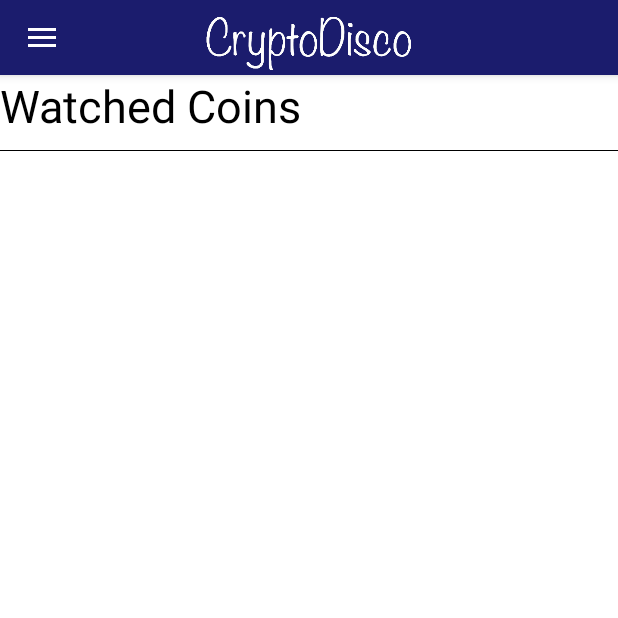
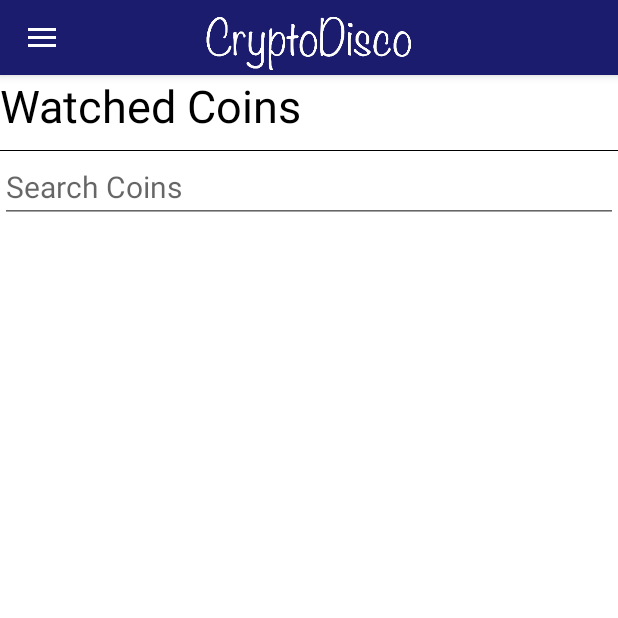
Before and after one commit to elvinup/DiscoAndroid, an Android app: the HomeActivity screen opened directly, with no data from a screen before it, after a tap on "Watched Coins", on a phone screen of 412 x 824 dp, the top half of it. Run offline under Robolectric (Android 15) with nearby library versions, the phone set to English and light mode, and no system bars; our stand-ins replace ButterKnife, RxJava; 2 statements that could not run were skipped; 1 other tap on this screen came first.

Commit message:
Wow i did so much

```diff
--- a/app/src/main/java/com/purdue/a407/cryptodisco/Activities/ChatActivity.java
+++ b/app/src/main/java/com/purdue/a407/cryptodisco/Activities/ChatActivity.java
@@ -56,8 +56,6 @@ public class ChatActivity extends AppCompatActivity {
         ((App) getApplication()).getNetComponent().inject(this);
         ButterKnife.bind(this);
         progressDialog = LoadingDialog.create();
-
-
 
         viewModel.getChatroomsList().observe(this, listResponse -> {
             if(listResponse.isLoading()) {
--- a/app/src/main/java/com/purdue/a407/cryptodisco/Activities/HomeActivity.java
+++ b/app/src/main/java/com/purdue/a407/cryptodisco/Activities/HomeActivity.java
@@ -22,6 +22,7 @@ import com.purdue.a407.cryptodisco.Fragments.MyExchangeFragment;
 import com.purdue.a407.cryptodisco.Fragments.SettingsFragment;
 import com.purdue.a407.cryptodisco.Fragments.WatchlistFragment;
 import com.purdue.a407.cryptodisco.R;
+import com.purdue.a407.cryptodisco.ViewModels.CoinViewModel;
 import com.purdue.a407.cryptodisco.ViewModels.ExchangesViewModel;
 import javax.inject.Inject;
 import butterknife.BindView;
@@ -37,6 +38,9 @@ public class HomeActivity extends AppCompatActivity
 
     @Inject
     ExchangesViewModel viewModel;
+
+    @Inject
+    CoinViewModel coinsvm;
 
     @Inject
     SharedPreferences sharedPreferences;
@@ -67,7 +71,10 @@ public class HomeActivity extends AppCompatActivity
         toggle.syncState();
         navigationView.setNavigationItemSelectedListener(this);
         viewModel.getExchangesList().observe(this, listCDResource -> {
-
+            //viewModel.getExchangesList().removeObservers(this);
+        });
+        coinsvm.getCoins().observe(this, listCDResource -> {
+            //coinsvm.getCoins().removeObservers(this);
         });
 
 
--- a/app/src/main/java/com/purdue/a407/cryptodisco/Api/CDApi.java
+++ b/app/src/main/java/com/purdue/a407/cryptodisco/Api/CDApi.java
@@ -1,5 +1,6 @@
 package com.purdue.a407.cryptodisco.Api;
 
+import com.purdue.a407.cryptodisco.Data.Entities.CoinEntity;
 import com.purdue.a407.cryptodisco.Data.Entities.CoinPairingEntity;
 import com.purdue.a407.cryptodisco.Data.Entities.ChatMessageEntity;
 import com.purdue.a407.cryptodisco.Data.Entities.ChatRoomEntity;
@@ -28,6 +29,7 @@ public interface CDApi {
     @GET("/exchange/{exchange}/allPairs")
     Call<List<CoinPairingEntity>> getCoinPairingsFromExchange(
             @Path("exchange") String exchange);
+
     @GET("/chatrooms")
     Call<List<ChatRoomEntity>> getChatRooms();
 
@@ -42,4 +44,9 @@ public interface CDApi {
 
     @GET("/removebackup")
     Call<Void> removeBackup(@Query("uuid") String uuid);
+
+    @GET("/coins")
+    Call<List<CoinEntity>> getCoins();
+
+
 }
--- /dev/null
+++ b/app/src/main/java/com/purdue/a407/cryptodisco/Data/DAOs/CoinDao.java
@@ -0,0 +1,36 @@
+package com.purdue.a407.cryptodisco.Data.DAOs;
+
+import android.arch.lifecycle.LiveData;
+import android.arch.persistence.room.Dao;
+import android.arch.persistence.room.Insert;
+import android.arch.persistence.room.Query;
+
+import com.purdue.a407.cryptodisco.Data.Entities.ChatRoomEntity;
+import com.purdue.a407.cryptodisco.Data.Entities.CoinEntity;
+import com.purdue.a407.cryptodisco.Data.Entities.CoinEntity;
+import com.purdue.a407.cryptodisco.Data.Entities.ExchangeEntity;
+
+import java.util.List;
+
+import javax.inject.Inject;
+
+import static android.arch.persistence.room.OnConflictStrategy.REPLACE;
+
+@Dao
+public interface CoinDao {
+
+    @Query("SELECT * FROM CoinEntity")
+    LiveData<List<CoinEntity>> getCoins();
+
+    @Query("SELECT * FROM CoinEntity")
+    List<CoinEntity> coinsNotLive();
+
+    @Query("SELECT * FROM CoinEntity WHERE id = :id")
+    LiveData<List<CoinEntity>> coinById(String id);
+
+    @Insert(onConflict = REPLACE)
+    void saveAll(List<CoinEntity> coinEntities);
+
+    @Query("DELETE FROM CoinEntity")
+    void clear();
+}
--- a/app/src/main/java/com/purdue/a407/cryptodisco/DependencyInjection/Components/NetComponent.java
+++ b/app/src/main/java/com/purdue/a407/cryptodisco/DependencyInjection/Components/NetComponent.java
@@ -7,6 +7,7 @@ import com.purdue.a407.cryptodisco.DependencyInjection.Modules.DBModule;
 import com.purdue.a407.cryptodisco.DependencyInjection.Modules.NetModule;
 import com.purdue.a407.cryptodisco.Activities.HomeActivity;
 import com.purdue.a407.cryptodisco.Activities.StartActivity;
+import com.purdue.a407.cryptodisco.Fragments.CoinFragment;
 import com.purdue.a407.cryptodisco.Fragments.DummyFragment;
 import com.purdue.a407.cryptodisco.Fragments.ExchangeFragment;
 import com.purdue.a407.cryptodisco.Fragments.ExchangesFragment;
@@ -31,4 +32,5 @@ public interface NetComponent {
     void inject(MessageActivity activity);
     void inject(SettingsFragment fragment);
     void inject(WatchlistFragment watchlistFragment);
+    void inject(CoinFragment coinFragment);
 }
--- a/app/src/main/java/com/purdue/a407/cryptodisco/Fragments/WatchlistFragment.java
+++ b/app/src/main/java/com/purdue/a407/cryptodisco/Fragments/WatchlistFragment.java
@@ -1,22 +1,27 @@
 package com.purdue.a407.cryptodisco.Fragments;
 
 import android.content.Context;
+import android.os.AsyncTask;
 import android.os.Bundle;
 import android.support.v4.app.Fragment;
 import android.support.v7.widget.AppCompatAutoCompleteTextView;
 import android.support.v7.widget.LinearLayoutManager;
 import android.support.v7.widget.RecyclerView;
+import android.util.Log;
 import android.view.LayoutInflater;
 import android.view.View;
 import android.view.ViewGroup;
+import android.view.inputmethod.InputMethodManager;
 import android.widget.ArrayAdapter;
 import android.widget.TextView;
 
 import com.purdue.a407.cryptodisco.Adapters.UserExchangesAdapter;
 import com.purdue.a407.cryptodisco.App;
 import com.purdue.a407.cryptodisco.Data.AppDatabase;
+import com.purdue.a407.cryptodisco.Data.Entities.CoinEntity;
 import com.purdue.a407.cryptodisco.Data.Entities.ExchangeEntity;
 import com.purdue.a407.cryptodisco.R;
+import com.purdue.a407.cryptodisco.Testing.exchangeVolumeTesting;
 
 import java.util.ArrayList;
 import java.util.List;
@@ -36,6 +41,10 @@ public class WatchlistFragment extends Fragment {
 
     @BindView(R.id.title)
     TextView title;
+
+    @BindView(R.id.searchCoins)
+    AppCompatAutoCompleteTextView searchCoins;
+
 
     //UserExchangesAdapter exchangesAdapter;
 
@@ -66,6 +75,49 @@ public class WatchlistFragment extends Fragment {
 
         //appDatabase.userExchangeDao().userExchanges().observe(getActivity(), exchangeEntities ->
         //        exchangesAdapter.addAll(exchangeEntities));
+
+
+
+        searchCoins.setOnItemClickListener((adapterView, view12, i, l) -> {
+            View view1 = getActivity().getCurrentFocus();
+            InputMethodManager imm = (InputMethodManager)getActivity().getSystemService(Context.INPUT_METHOD_SERVICE);
+            imm.hideSoftInputFromWindow(view1.getWindowToken(), InputMethodManager.HIDE_NOT_ALWAYS);
+            searchCoins.clearComposingText();
+            String coin = searchCoins.getText().toString();
+            searchCoins.setText("");
+            CoinFragment fragment = CoinFragment.newInstance(coin);
+            getActivity().getSupportFragmentManager().beginTransaction().
+                    replace(R.id.replaceView,fragment).addToBackStack("coin").commit();
+        });
+
+
+
+        new AsyncTask<Void, Void, List<CoinEntity>>() {
+            @Override
+            protected List<CoinEntity> doInBackground(Void... params) {
+                //System.out.println(test);
+
+                return appDatabase.coinDao().coinsNotLive();
+            }
+            @Override
+            protected void onPostExecute(List<CoinEntity> coinsBySearch) {
+                ArrayList<String> strings = new ArrayList<>();
+                for(CoinEntity entity: coinsBySearch) {
+                    strings.add(entity.getShort_name());
+                }
+
+                Log.d("Entity list size: ", Integer.toString(strings.size()));
+                arrayAdapter = new ArrayAdapter<>(context,
+                        android.R.layout.simple_dropdown_item_1line,strings.toArray());
+                searchCoins.setAdapter(arrayAdapter);
+
+            }
+        }.execute();
+
+
+
         return view;
     }
+
+
 }
--- /dev/null
+++ b/app/src/main/java/com/purdue/a407/cryptodisco/Repos/CoinRepository.java
@@ -0,0 +1,53 @@
+package com.purdue.a407.cryptodisco.Repos;
+
+import android.arch.lifecycle.LiveData;
+import android.support.annotation.NonNull;
+
+import com.purdue.a407.cryptodisco.Api.CDApi;
+import com.purdue.a407.cryptodisco.Data.DAOs.CoinDao;
+import com.purdue.a407.cryptodisco.Data.Entities.ChatMessageEntity;
+import com.purdue.a407.cryptodisco.Data.Entities.ChatRoomEntity;
+import com.purdue.a407.cryptodisco.Data.Entities.CoinEntity;
+import com.purdue.a407.cryptodisco.Data.Entities.ExchangeEntity;
+import com.purdue.a407.cryptodisco.CacheData.CDResource;
+import com.purdue.a407.cryptodisco.CacheData.NetworkBoundResource;
+
+import java.util.List;
+
+import retrofit2.Call;
+
+public class CoinRepository {
+
+    CDApi cdApi;
+    CoinDao coinDao;
+
+
+    public CoinRepository(CDApi cdApi, CoinDao coinDao) {
+        this.cdApi = cdApi;
+        this.coinDao = coinDao;
+    }
+
+    @NonNull
+    public LiveData<CDResource<List<CoinEntity>>> coins() {
+        return new NetworkBoundResource<List<CoinEntity>, List<CoinEntity>>() {
+
+            @Override
+            protected void saveCallResult(@NonNull List<CoinEntity> items) {
+                coinDao.saveAll(items);
+            }
+
+            @NonNull
+            @Override
+            protected LiveData<List<CoinEntity>> loadFromDb() {
+                return coinDao.getCoins();
+            }
+
+            @NonNull
+            @Override
+            protected Call<List<CoinEntity>> createCall() {
+                return cdApi.getCoins();
+            }
+        }.getAsLiveData();
+    }
+
+}
--- /dev/null
+++ b/app/src/main/java/com/purdue/a407/cryptodisco/ViewModels/CoinViewModel.java
@@ -0,0 +1,36 @@
+package com.purdue.a407.cryptodisco.ViewModels;
+
+import android.arch.lifecycle.LiveData;
+import android.arch.lifecycle.ViewModel;
+import android.support.annotation.MainThread;
+import android.support.annotation.NonNull;
+
+import com.purdue.a407.cryptodisco.CacheData.CDResource;
+import com.purdue.a407.cryptodisco.Data.Entities.ChatRoomEntity;
+import com.purdue.a407.cryptodisco.Data.Entities.CoinEntity;
+import com.purdue.a407.cryptodisco.Repos.ChatRoomRepository;
+import com.purdue.a407.cryptodisco.Repos.CoinRepository;
+
+import java.util.List;
+
+import javax.inject.Inject;
+
+public class CoinViewModel extends ViewModel{
+    @NonNull
+    private final CoinRepository repository;
+
+
+    private final LiveData<CDResource<List<CoinEntity>>> coins;
+
+    @Inject
+    public CoinViewModel(@NonNull CoinRepository repository) {
+        this.repository = repository;
+        coins = repository.coins();
+    }
+
+    @MainThread
+    @NonNull
+    public LiveData<CDResource<List<CoinEntity>>> getCoins() {
+        return coins;
+    }
+}
--- a/app/src/main/res/layout/fragment_watchlist.xml
+++ b/app/src/main/res/layout/fragment_watchlist.xml
@@ -1,5 +1,5 @@
 <?xml version="1.0" encoding="utf-8"?>
-<LinearLayout xmlns:android="http://schemas.android.com/apk/res/android"
+<RelativeLayout xmlns:android="http://schemas.android.com/apk/res/android"
     xmlns:tools="http://schemas.android.com/tools"
     android:layout_width="match_parent"
     android:layout_height="match_parent"
@@ -7,11 +7,24 @@
     android:background="@android:color/white"
     tools:context=".Fragments.WatchlistFragment">
 
-    <include layout="@layout/content_layout_title" />
+    <include layout="@layout/content_layout_title"
+        android:id="@+id/include" />
 
     <android.support.v7.widget.RecyclerView
+        android:id="@+id/myWatchlistRecycler"
         android:layout_width="match_parent"
         android:layout_height="match_parent"
-        android:id="@+id/myWatchlistRecycler" />
+        android:layout_alignParentLeft="true"
+        android:layout_alignParentStart="true"
+        android:layout_below="@+id/searchCoins" />
 
-</LinearLayout>
+    <android.support.v7.widget.AppCompatAutoCompleteTextView
+        android:id="@+id/searchCoins"
+        android:layout_width="match_parent"
+        android:layout_height="wrap_content"
+        android:layout_alignParentStart="true"
+        android:layout_below="@+id/include"
+        android:hint="Search Coins"
+        android:textSize="20dp" />
+
+</RelativeLayout>
```
Also changed, not shown: app/src/main/java/com/purdue/a407/cryptodisco/Adapters/CoinAdapter.java (added, +8 -0 lines), app/src/main/java/com/purdue/a407/cryptodisco/Data/AppDatabase.java (+6 -1 lines), app/src/main/java/com/purdue/a407/cryptodisco/Data/Entities/CoinEntity.java (added, +58 -0 lines), app/src/main/java/com/purdue/a407/cryptodisco/DependencyInjection/Modules/DBModule.java (+9 -0 lines), app/src/main/java/com/purdue/a407/cryptodisco/Fragments/CoinFragment.java (added, +119 -0 lines), app/src/main/res/layout/fragment_coin.xml (added, +29 -0 lines).
